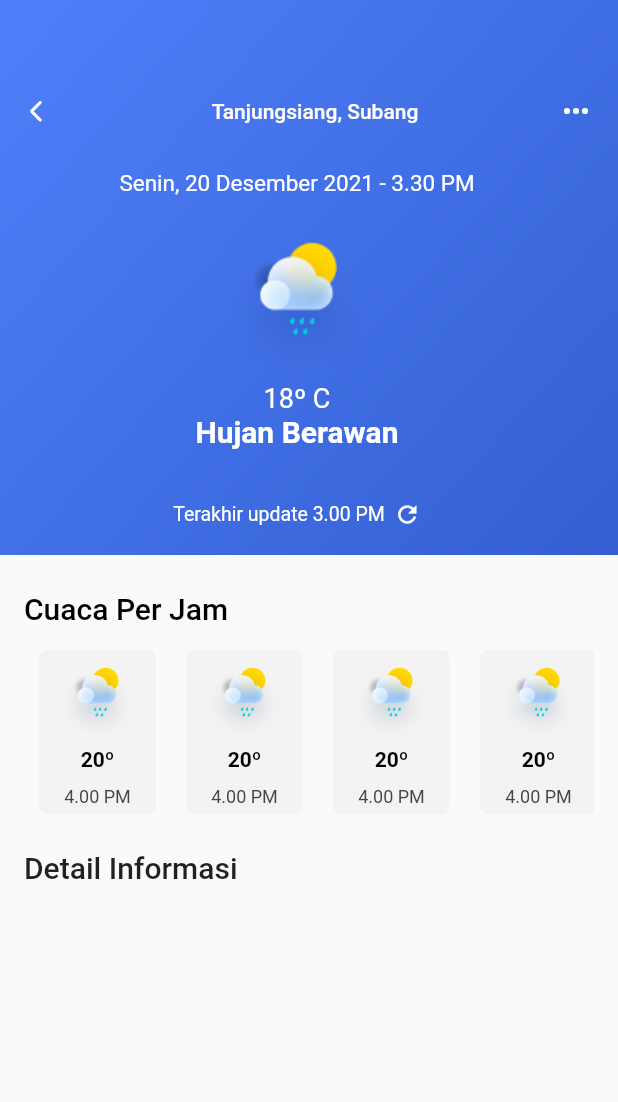
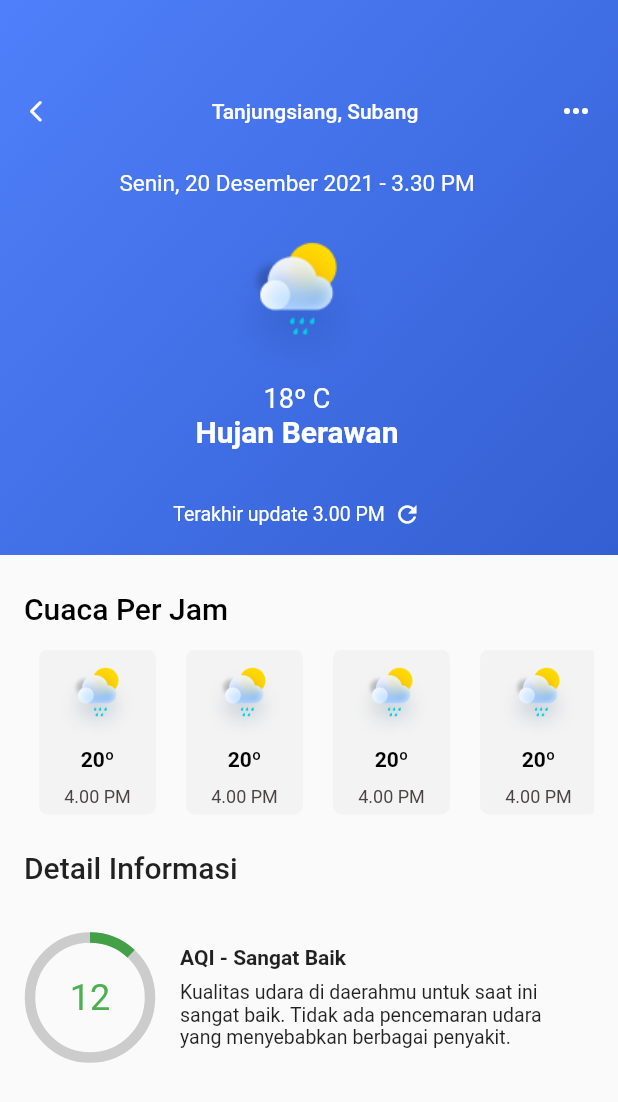
Before and after one commit to beyzauyanksoy/HavaDurumu_App, a Flutter app: the DetailPage screen opened directly, on a phone screen of 412 x 824 dp. Shown: the top 1102 px of the screen. Run offline on Flutter 3.47's test engine with Material 2 defaults, Android fonts, the phone set to English and light mode, and no system bars.

Commit message:
detail information kısmı eklendi

```diff
--- a/lib/detail_page.dart
+++ b/lib/detail_page.dart
@@ -1,3 +1,5 @@
+import 'dart:ui';
+
 import 'package:flutter/material.dart';
 import 'package:flutter/src/widgets/container.dart';
 import 'package:flutter/src/widgets/framework.dart';
@@ -13,7 +15,8 @@ class _DetailPageState extends State<DetailPage> {
   @override
   Widget build(BuildContext context) {
     return Scaffold(
-      body: Column(
+      body: SingleChildScrollView(
+        child: Column(
           children: [
             Container(
               width: double.infinity,
@@ -181,9 +184,75 @@ class _DetailPageState extends State<DetailPage> {
                 child: Text(
                   'Detail Informasi',
                   style: TextStyle(fontSize: 20, fontWeight: FontWeight.w500),
+                ),
+              ),
+            ),
+            //
+            Stack(
+              children: [
+                Container(
+                  //color: Colors.red,
+                  padding: EdgeInsets.only(left: 20),
+                  height: 150,
+                  child: Row(
+                    children: [
+                      Container(
+                        // color: Colors.amber,
+                        width: 80,
+                        height: 80,
+                        child: Stack(
+                          children: [
+                            Center(
+                                child: Text(
+                              "12",
+                              style:
+                                  TextStyle(color: Colors.green, fontSize: 24),
                             )),
+                            Center(
+                              child: Container(
+                                //color: Colors.yellow,
+                                height: 90,
+                                width: 120,
+                                child: CircularProgressIndicator(
+                                  backgroundColor: Colors.grey.withOpacity(.5),
+                                  color: Colors.green[600],
+                                  value: .12,
+                                  strokeWidth: 7,
+                                ),
+                              ),
+                            ),
+                          ],
+                        ),
+                      ),
+                    ],
+                  ),
+                ),
+                Positioned(
+                  top: 40,
+                  left: 120,
+                  child: Column(
+                    crossAxisAlignment: CrossAxisAlignment.start,
+                    children: const [
+                      Padding(
+                        padding: EdgeInsets.only(bottom: 8),
+                        child: Text(
+                          'AQI - Sangat Baik',
+                          style: TextStyle(
+                              fontSize: 14, fontWeight: FontWeight.w600),
+                        ),
+                      ),
+                      Text(
+                        'Kualitas udara di daerahmu untuk saat ini\nsangat baik. Tidak ada pencemaran udara\nyang menyebabkan berbagai penyakit.',
+                        style: TextStyle(
+                            fontSize: 13, fontWeight: FontWeight.w400),
+                      ),
+                    ],
+                  ),
                 )
               ],
+            ),
+          ],
+        ),
       ),
     );
   }
```
Lines whose indentation alone changed are shown as unchanged.
